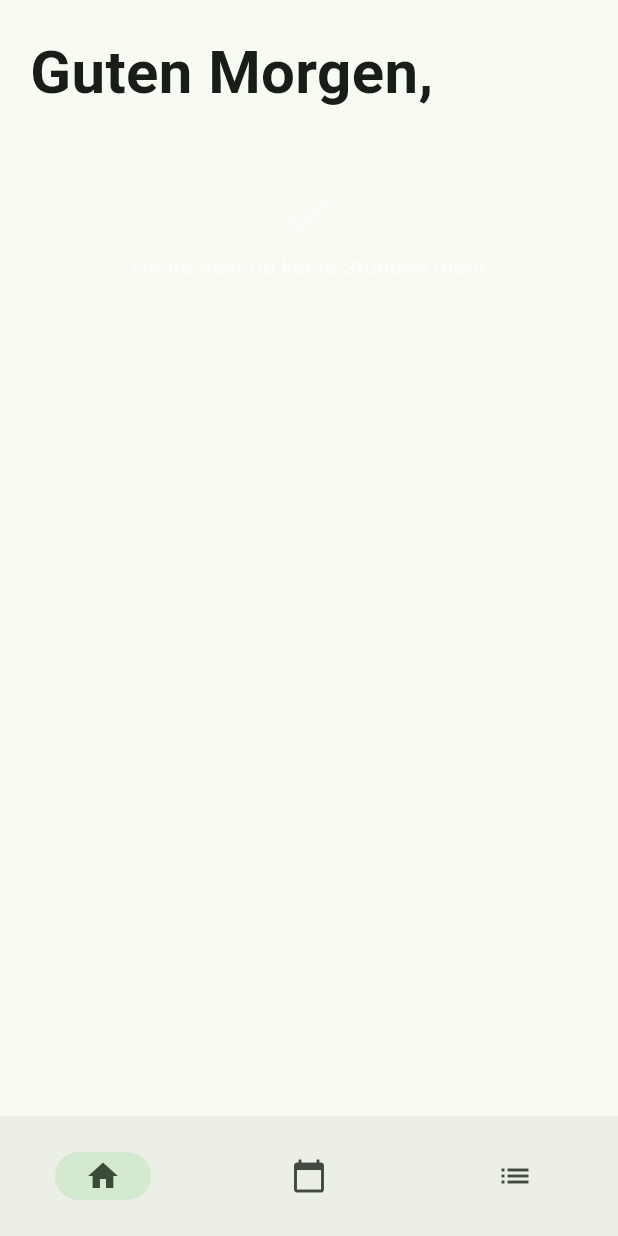
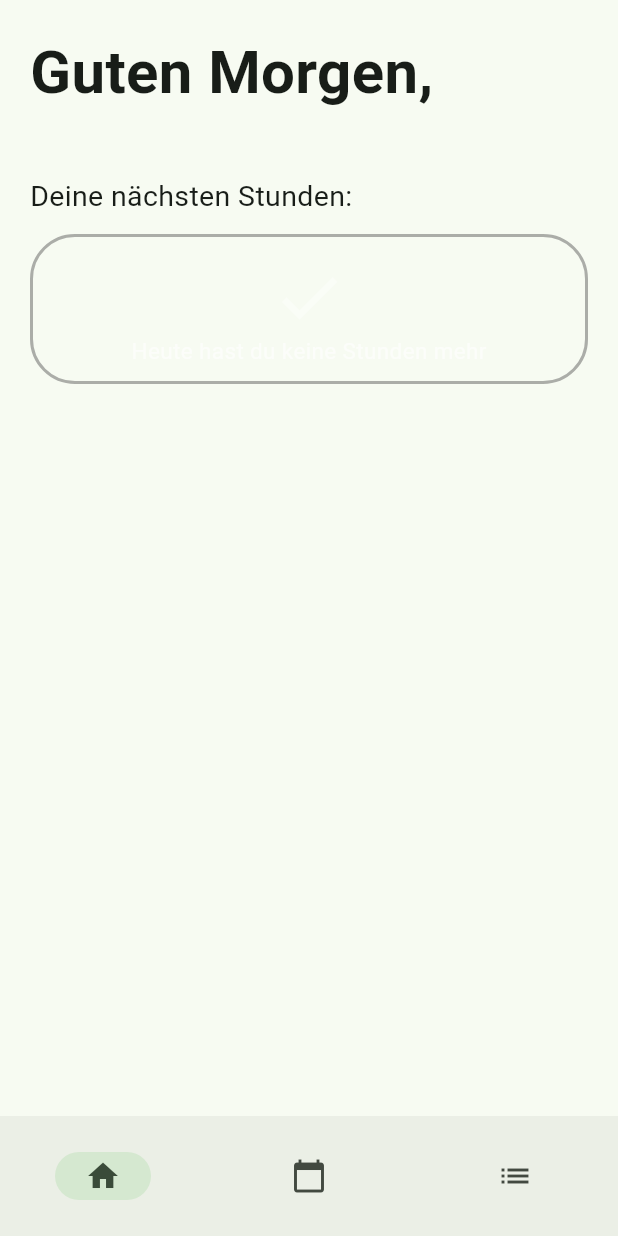
Before and after one commit to juliuswiegand/schuelerplaner, a Flutter app: the screen it shows after launch, on a phone screen of 412 x 824 dp. Run offline on Flutter 3.47's test engine with Material 2 defaults, Android fonts, the phone set to English and light mode, and no system bars; drawn by our look-alikes of dynamic_color; our stand-ins replace auto_size_text, flutter_colorpicker, google_fonts, simple_gradient_text, sqflite, timer_builder; accounts and stored records are empty.

Commit message:
redesign dashboard

```diff
--- a/schuelerplaner/lib/main.dart
+++ b/schuelerplaner/lib/main.dart
@@ -69,7 +69,8 @@ class _HomescreenState extends State<Homescreen> {
           appBarTheme: AppBarTheme(
             systemOverlayStyle: SystemUiOverlayStyle.dark,
             backgroundColor: Theme.of(context).scaffoldBackgroundColor,
-          )
+          ),
+          dividerColor: Color.fromARGB(134, 102, 102, 102),
         ),
 
         darkTheme: ThemeData(
@@ -80,7 +81,8 @@ class _HomescreenState extends State<Homescreen> {
           ),
           appBarTheme: AppBarTheme(
             systemOverlayStyle: SystemUiOverlayStyle.light,
-          )
+          ),
+          dividerColor: Color.fromARGB(45, 255, 255, 255),
         ),
 
         home: Scaffold(
@@ -156,8 +158,8 @@ class _DashboardState extends State<Dashboard> {
       return [];
     }
 
-    naechstenStundenKarten.add(Text('Deine nächsten Stunden:', style: TextStyle(fontSize: 19),),);
-    naechstenStundenKarten.add(SizedBox(height: 12,),);
+    //naechstenStundenKarten.add(Text('Deine nächsten Stunden:', style: TextStyle(fontSize: 19),),);
+    //naechstenStundenKarten.add(SizedBox(height: 12,),);
 
     // zeige nur die naechsten 3 stunden
     for (var i = 0; i < naechstenStunden.length; i++) {
@@ -211,9 +213,17 @@ class _DashboardState extends State<Dashboard> {
 
               SizedBox(height: 40,),
 
+              Text('Deine nächsten Stunden:', style: TextStyle(fontSize: 19),),
+              SizedBox(height: 12,),
 
-
-              TimerBuilder.periodic(
+              Container(
+                decoration: BoxDecoration(
+                  border: Border.all(color: Theme.of(context).dividerColor, width: 2),
+                  borderRadius: BorderRadius.circular(30)
+                ),
+                child: Padding(
+                  padding: EdgeInsets.only(top: 15, bottom: 10, left: 15, right: 15),
+                  child: TimerBuilder.periodic(
                     Duration(minutes: 1),
                     builder: (context) {
                       return FutureBuilder(
@@ -244,6 +254,8 @@ class _DashboardState extends State<Dashboard> {
                         }
                       );
                     },
+                  ),
+                ),
               )
             ]
           ),
```
Also changed, not shown: 1 other file. Lines whose indentation alone changed are shown as unchanged.
